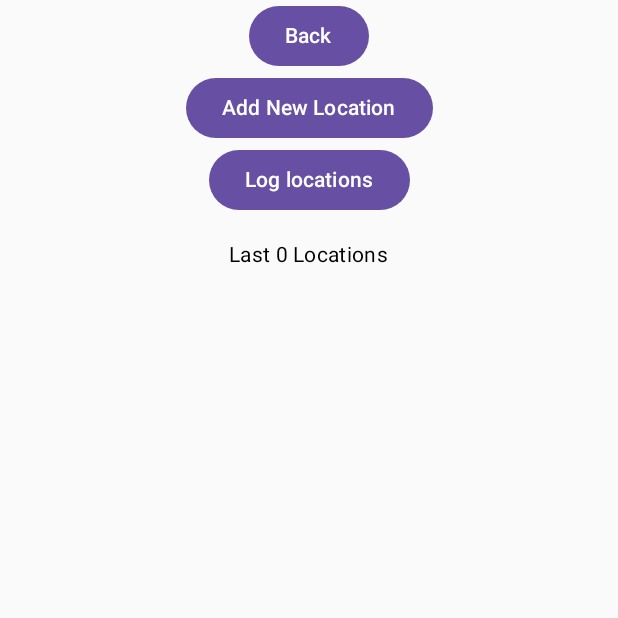
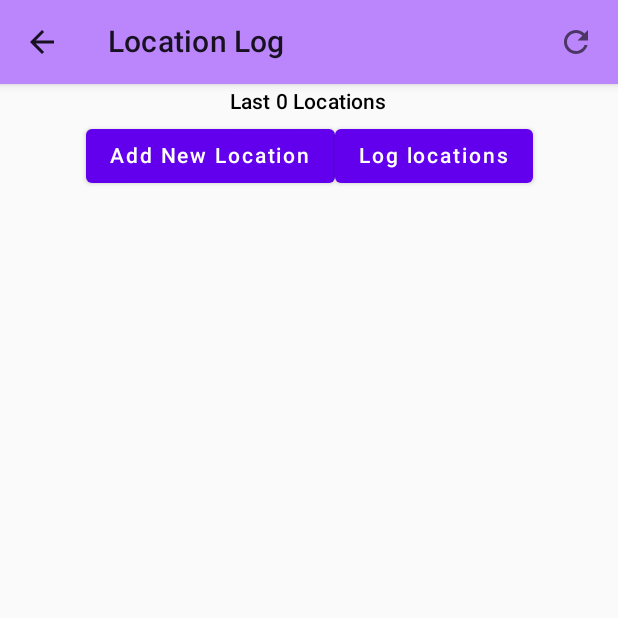
Before and after one commit to marekStef/decentralised-storage-system, an Android app built with Jetpack Compose: the LogScreen screen opened through its navigation route, on a phone screen of 412 x 824 dp, the top half of it. Run offline under Robolectric (Android 15) with nearby library versions, the phone set to English and light mode, and no system bars; our stand-ins replace accompanist, livedata-compose.

Commit message:
improved log screen on android

```diff
--- a/source_apps/locationTracker/app/build.gradle.kts
+++ b/source_apps/locationTracker/app/build.gradle.kts
@@ -69,10 +69,11 @@ dependencies {
     implementation("androidx.lifecycle:lifecycle-runtime-ktx:2.7.0")
     implementation("androidx.activity:activity-compose:1.8.2")
     implementation(platform("androidx.compose:compose-bom:2023.08.00"))
-    implementation("androidx.compose.ui:ui")
+    implementation("androidx.compose.ui:ui:1.6.1")
     implementation("androidx.compose.ui:ui-graphics")
     implementation("androidx.compose.ui:ui-tooling-preview")
     implementation("androidx.compose.material3:material3")
+    implementation("androidx.compose.material:material:1.6.1")
     testImplementation("junit:junit:4.13.2")
     androidTestImplementation("androidx.test.ext:junit:1.1.5")
     androidTestImplementation("androidx.test.espresso:espresso-core:3.5.1")
--- a/source_apps/locationTracker/app/src/main/java/com/example/locationtracker/MainActivity.kt
+++ b/source_apps/locationTracker/app/src/main/java/com/example/locationtracker/MainActivity.kt
@@ -8,6 +8,7 @@ import androidx.activity.compose.setContent
 import androidx.compose.runtime.Composable
 import androidx.compose.runtime.SideEffect
 import androidx.compose.ui.graphics.Color
+import androidx.compose.ui.res.colorResource
 import androidx.lifecycle.ViewModel
 import androidx.lifecycle.ViewModelProvider
 import androidx.navigation.compose.NavHost
@@ -48,9 +49,10 @@ class MainActivity : ComponentActivity() {
 @Composable
 fun MyApp(mainViewModel: MainViewModel, logsManager: LogsManager) {
     val systemUiController = rememberSystemUiController()
+    val statusBarColor = colorResource(id = R.color.header_background)
     SideEffect {
         systemUiController.setStatusBarColor(
-            color = Color.Blue, // Set your desired color here
+            color = statusBarColor,
             darkIcons = true
         )
 
--- a/source_apps/locationTracker/app/src/main/java/com/example/locationtracker/data/LogsManager.kt
+++ b/source_apps/locationTracker/app/src/main/java/com/example/locationtracker/data/LogsManager.kt
@@ -62,8 +62,8 @@ class LogsManager private constructor(private var db: Database, private val cont
         }
     }
 
-    fun fetchLast100Locations(): LiveData<List<Location>> = liveData(Dispatchers.IO) {
-        emit(db.locationDao().getLast100Locations())
+    suspend fun fetchLast100Locations(): List<Location> {
+        return db.locationDao().getLast100Locations()
     }
 
     fun logLast10Locations() {
--- a/source_apps/locationTracker/app/src/main/java/com/example/locationtracker/screens/logScreen/LogScreen.kt
+++ b/source_apps/locationTracker/app/src/main/java/com/example/locationtracker/screens/logScreen/LogScreen.kt
@@ -1,9 +1,8 @@
 package com.example.locationtracker
 
 import androidx.compose.foundation.layout.*
-import androidx.compose.material3.Button
-import androidx.compose.material3.MaterialTheme
-import androidx.compose.material3.Text
+import androidx.compose.material.Button
+import androidx.compose.material.Text
 import androidx.compose.runtime.Composable
 import androidx.compose.runtime.livedata.observeAsState
 import androidx.compose.ui.Alignment
@@ -13,39 +12,90 @@ import androidx.navigation.NavController
 import com.example.locationtracker.data.LogsManager
 import com.example.locationtracker.data.database.entities.Location
 
-import androidx.compose.foundation.layout.*
 import androidx.compose.foundation.lazy.LazyColumn
 import androidx.compose.foundation.lazy.items
-import androidx.compose.material3.Divider
+import androidx.compose.material.icons.Icons
+import androidx.compose.material.icons.filled.ArrowBack
+import androidx.compose.material.Divider
+import androidx.compose.material.Icon
+import androidx.compose.material.IconButton
+import androidx.compose.material.MaterialTheme
+import androidx.compose.material.TopAppBar
+import androidx.compose.material.icons.automirrored.filled.ArrowBack
+import androidx.compose.material.icons.filled.Refresh
+import androidx.compose.runtime.LaunchedEffect
+import androidx.compose.runtime.getValue
+import androidx.compose.runtime.mutableStateOf
+import androidx.compose.runtime.remember
+import androidx.compose.runtime.rememberCoroutineScope
+import androidx.compose.runtime.setValue
+import androidx.compose.ui.res.colorResource
+import kotlinx.coroutines.launch
 import java.text.SimpleDateFormat
 import java.util.Date
 import java.util.Locale
 
+
 @Composable
 fun LogScreen(navController: NavController, logsManager: LogsManager) {
-    val locations = logsManager.fetchLast100Locations().observeAsState(initial = emptyList())
+    var locations by remember { mutableStateOf(listOf<Location>()) } // mutable state list that holds the current locations to be displayed; defined with remember to survive recompositions and initialized with an empty list
+    val coroutineScope = rememberCoroutineScope()
+
+    fun refreshLocations() {
+        coroutineScope.launch {
+            locations = logsManager.fetchLast100Locations()
+        }
+    }
+
+    // LaunchedEffect(Unit) ensures refreshLocations is called when the composable first enters the composition,
+    // effectively loading the locations initially and also providing a mechanism to refresh the list whenever the refresh button is tapped
+    LaunchedEffect(Unit) {
+        refreshLocations()
+    }
 
     Column(
         modifier = Modifier.fillMaxSize(),
         verticalArrangement = Arrangement.Center,
         horizontalAlignment = Alignment.CenterHorizontally
     ) {
-        Button(onClick = { navController.popBackStack() }) {
-            Text("Back")
+        TopAppBar(
+            title = { Text("Location Log") },
+            navigationIcon = {
+                IconButton(onClick = { navController.popBackStack() }) {
+                    Icon(
+                        imageVector = Icons.AutoMirrored.Filled.ArrowBack,
+                        contentDescription = "Back"
+                    )
                 }
+            },
+            backgroundColor = colorResource(id = R.color.header_background),
+            actions = {
+                IconButton(onClick = {
+                    refreshLocations()
+                }) {
+                    Icon(
+                        imageVector = Icons.Filled.Refresh,
+                        contentDescription = "Reload Locations"
+                    )
+                }
+            }
+        )
+
+        Text("Last ${locations.size} Locations", style = MaterialTheme.typography.subtitle2)
+
+        Row {
             Button(onClick = { logsManager.saveNewLocation(1.0, 2.0) }) {
                 Text("Add New Location")
             }
             Button(onClick = { logsManager.logLast10Locations() }) {
                 Text("Log locations")
             }
+        }
 
-        Spacer(modifier = Modifier.height(16.dp))
-        Text("Last ${locations.value.size} Locations", style = MaterialTheme.typography.bodyMedium)
         LazyColumn(
             modifier = Modifier.fillMaxSize()
         ) {
-            items(locations.value) { location ->
+            items(locations) { location ->
                 LocationItem(location)
             }
         }
--- a/source_apps/locationTracker/app/src/main/res/values/colors.xml
+++ b/source_apps/locationTracker/app/src/main/res/values/colors.xml
@@ -1,5 +1,6 @@
 <?xml version="1.0" encoding="utf-8"?>
 <resources>
+    <color name="header_background">#FFBB86FC</color>
     <color name="purple_200">#FFBB86FC</color>
     <color name="purple_500">#FF6200EE</color>
     <color name="purple_700">#FF3700B3</color>
```
Also changed, not shown: source_apps/LocationTrackerApp/settings.gradle (added, +16 -0 lines). Lines whose indentation alone changed are shown as unchanged.
